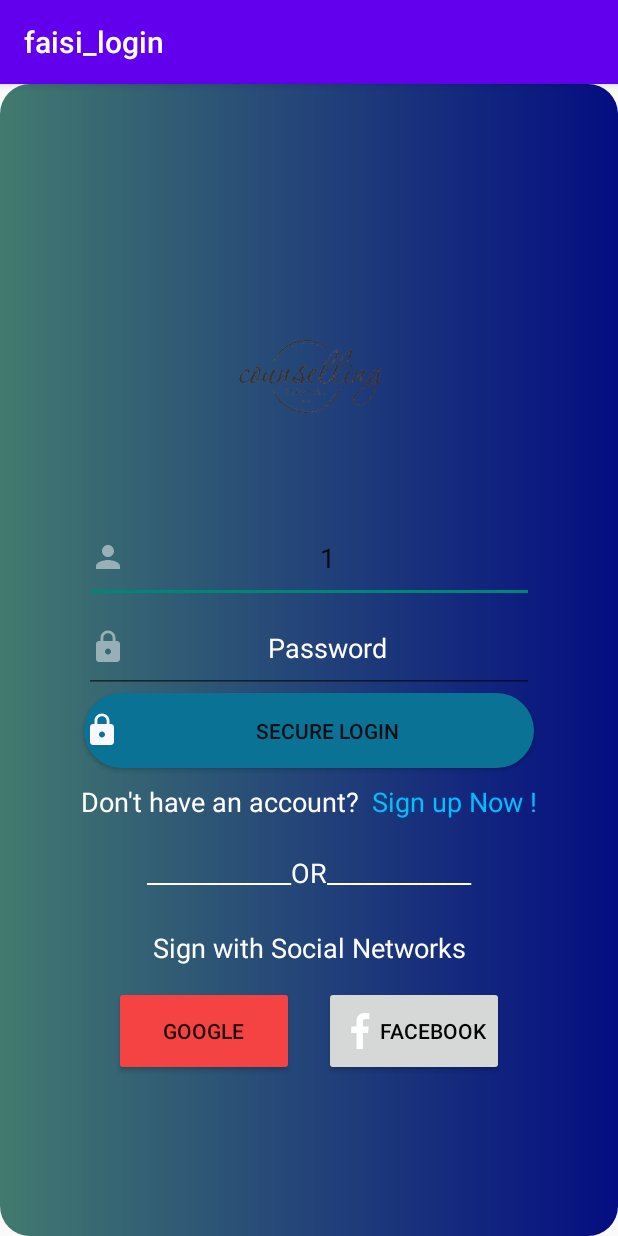
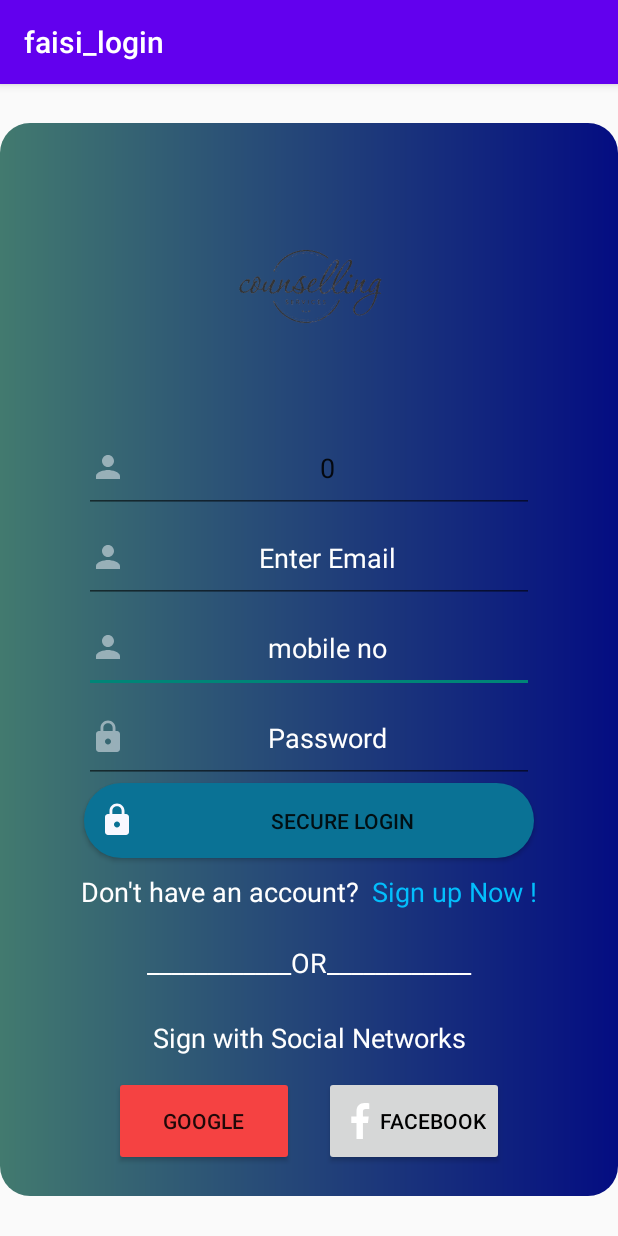
Before and after one commit to AbdullahBarkaati/android-shared, an Android app: the screen it shows after launch (MainActivity), after a tap on "SECURE LOGIN", on a phone screen of 412 x 824 dp. Run offline under Robolectric (Android 15) with nearby library versions, the phone set to English and light mode, and no system bars.

Commit message:
updated by faisi

```diff
--- a/app/src/main/java/com/example/faisi_login/MainActivity.java
+++ b/app/src/main/java/com/example/faisi_login/MainActivity.java
@@ -4,15 +4,20 @@ import androidx.appcompat.app.AppCompatActivity;
 
 import android.content.Intent;
 import android.os.Bundle;
+import android.text.TextUtils;
 import android.util.Log;
+import android.util.Patterns;
 import android.view.View;
 import android.widget.Button;
 import android.widget.EditText;
 import android.widget.Toast;
 
+import java.util.regex.Matcher;
+import java.util.regex.Pattern;
+
 public class MainActivity extends AppCompatActivity {
 
-    EditText et_username;
+    EditText et_username,et_email,et_password;
     int value = 0;
     Button btn_login;
 
@@ -21,7 +26,9 @@ public class MainActivity extends AppCompatActivity {
         super.onCreate(savedInstanceState);
         setContentView(R.layout.activity_main);
 
+        et_password = findViewById(R.id.et_password);
         et_username = findViewById(R.id.et_username);
+        et_email = findViewById(R.id.et_email);
         btn_login = findViewById(R.id.btn_login);
 
 //        et_username.setText(value);
@@ -31,16 +38,23 @@ public class MainActivity extends AppCompatActivity {
         btn_login.setOnClickListener(new View.OnClickListener() {
             @Override
             public void onClick(View v) {
-                value = value + 1;
-                et_username.setText(String.valueOf(value));
+//                value = value + 1;
+//                et_username.setText(String.valueOf(value));
+                if (validation()){
+                    startActivity(new Intent(MainActivity.this,Signup.class));
+                    finish();
+                }
             }
         });
     }
 
     public void Go_signup(View view){
 
+        if (validation()){
             startActivity(new Intent(MainActivity.this,Signup.class));
             finish();
+        }
+
 
     }
 
@@ -76,4 +90,39 @@ public class MainActivity extends AppCompatActivity {
         super.onRestart();
         Toast.makeText(this, "onRestart", Toast.LENGTH_SHORT).show();
     }
+
+    public boolean validation(){
+
+        if (et_username.getText().toString().equals("")){
+            Toast.makeText(this, "Enter Name", Toast.LENGTH_SHORT).show();
+            return false;
+        }
+//        if (!isValidEmail(et_email.getText().toString())){
+        if (!isValidEmailnew(et_email.getText().toString())){
+            Toast.makeText(this, "Enter valid email", Toast.LENGTH_SHORT).show();
+            return false;
+        }
+
+        if (et_password.getText().toString().equals("")){
+            Toast.makeText(this, "Enter Password", Toast.LENGTH_SHORT).show();
+            return  false;
+        }
+        return  true;
+    }
+
+    public  boolean isValidEmail(String email) {
+        Pattern pattern;
+        Matcher matcher;
+        final String EMAIL_PATTERN = "^[a-zA-Z0-9_+&*-]+(?:\\."+
+                "[a-zA-Z0-9_+&*-]+)*@" +
+                "(?:[a-zA-Z0-9-]+\\.)+[a-z" +
+                "A-Z]{2,7}$";
+        pattern = Pattern.compile(EMAIL_PATTERN);
+        matcher = pattern.matcher(email);
+        return matcher.matches();
+    }
+
+    public static boolean isValidEmailnew(CharSequence target) {
+        return (!TextUtils.isEmpty(target) && Patterns.EMAIL_ADDRESS.matcher(target).matches());
+    }
 }
--- /dev/null
+++ b/app/src/main/res/drawable/back_arrow.xml
@@ -0,0 +1,5 @@
+<vector android:height="24dp" android:tint="#F8F8FF"
+    android:viewportHeight="24" android:viewportWidth="24"
+    android:width="24dp" xmlns:android="http://schemas.android.com/apk/res/android">
+    <path android:fillColor="@android:color/white" android:pathData="M17.77,3.77l-1.77,-1.77l-10,10l10,10l1.77,-1.77l-8.23,-8.23z"/>
+</vector>
--- /dev/null
+++ b/app/src/main/res/drawable/notification.xml
@@ -0,0 +1,5 @@
+<vector android:height="24dp" android:tint="#F8F8FF"
+    android:viewportHeight="24" android:viewportWidth="24"
+    android:width="24dp" xmlns:android="http://schemas.android.com/apk/res/android">
+    <path android:fillColor="@android:color/white" android:pathData="M12,22c1.1,0 2,-0.9 2,-2h-4c0,1.1 0.89,2 2,2zM18,16v-5c0,-3.07 -1.64,-5.64 -4.5,-6.32L13.5,4c0,-0.83 -0.67,-1.5 -1.5,-1.5s-1.5,0.67 -1.5,1.5v0.68C7.63,5.36 6,7.92 6,11v5l-2,2v1h16v-1l-2,-2z"/>
+</vector>
--- a/app/src/main/res/layout/activity_main.xml
+++ b/app/src/main/res/layout/activity_main.xml
@@ -1,9 +1,15 @@
 <?xml version="1.0" encoding="utf-8"?>
-<LinearLayout xmlns:android="http://schemas.android.com/apk/res/android"
+<ScrollView
+    xmlns:android="http://schemas.android.com/apk/res/android"
     xmlns:app="http://schemas.android.com/apk/res-auto"
     xmlns:tools="http://schemas.android.com/tools"
     android:layout_width="match_parent"
     android:layout_height="match_parent"
+    >
+
+    <LinearLayout
+        android:layout_width="match_parent"
+        android:layout_height="wrap_content"
         tools:context=".MainActivity"
         android:orientation="vertical"
         android:layout_gravity="center"
@@ -28,6 +34,7 @@
 
             <EditText
                 android:id="@+id/et_username"
+                android:imeOptions="actionNext"
                 android:layout_width="300dp"
                 android:layout_height="60dp"
                 android:layout_gravity="center"
@@ -38,7 +45,35 @@
                 android:textColorHint="@color/white" />
 
             <EditText
+                android:id="@+id/et_email"
+                android:imeOptions="actionNext"
+                android:layout_width="300dp"
+                android:layout_height="60dp"
+                android:layout_gravity="center"
+                android:maxLength="10"
+                android:drawableStart="@drawable/ic_person"
+                android:hint="Enter Email"
+                android:inputType="textEmailAddress"
+                android:textAlignment="center"
+                android:textColorHint="@color/white" />
+
+            <EditText
+                android:id="@+id/et_mobile"
+                android:imeOptions="actionNext"
+                android:layout_width="300dp"
+                android:layout_height="60dp"
+                android:layout_gravity="center"
+                android:maxLength="10"
+                android:drawableStart="@drawable/ic_person"
+                android:hint="mobile no"
+                android:inputType="number"
+                android:digits="1234567890"
+                android:textAlignment="center"
+                android:textColorHint="@color/white" />
+
+            <EditText
                 android:id="@+id/et_password"
+                android:imeOptions="actionDone"
                 android:layout_width="300dp"
                 android:layout_height="60dp"
                 android:layout_gravity="center"
@@ -50,6 +85,8 @@
 
             <Button
                 android:id="@+id/btn_login"
+                android:paddingLeft="10dp"
+                android:drawablePadding="10dp"
                 android:layout_width="300dp"
                 android:layout_height="50dp"
                 android:layout_gravity="center_horizontal"
@@ -79,7 +116,6 @@
                     android:text="Sign up Now !"
                     android:textColor="#03befc"
                     android:backgroundTint="@color/transparent"
-                android:onClick="Go_signup"
                     tools:ignore="HardcodedText,UnusedAttribute" />
             </LinearLayout>
 
@@ -132,3 +168,4 @@
         </LinearLayout>
 
     </LinearLayout>
+</ScrollView>
```
Also changed, not shown: app/src/main/AndroidManifest.xml (+6 -4 lines), app/src/main/java/com/example/faisi_login/LandingActivity.java (added, +49 -0 lines), app/src/main/java/com/example/faisi_login/Signup.java (+13 -0 lines), app/src/main/res/layout/activity_landing.xml (added, +20 -0 lines), app/src/main/res/layout/toolbar.xml (added, +27 -0 lines). Lines whose indentation alone changed are shown as unchanged.
